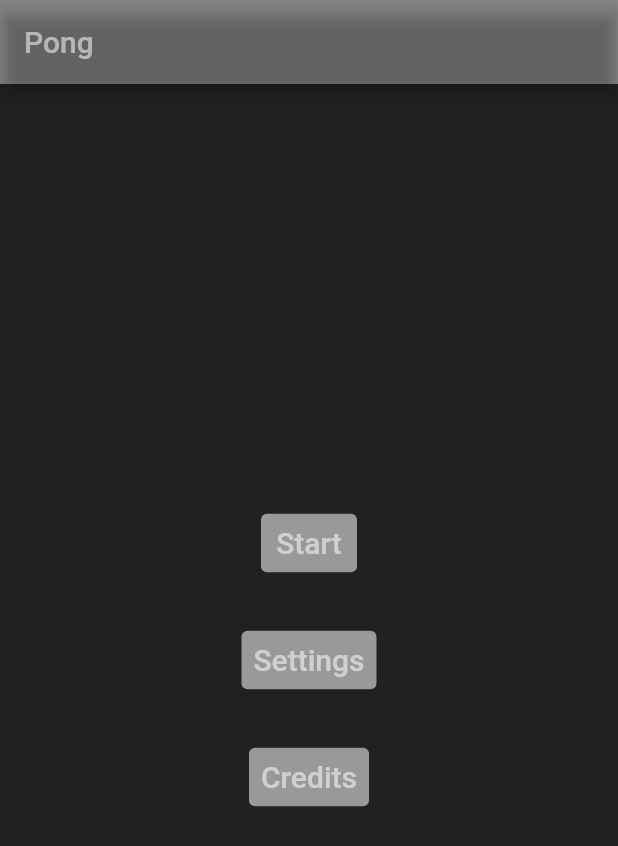
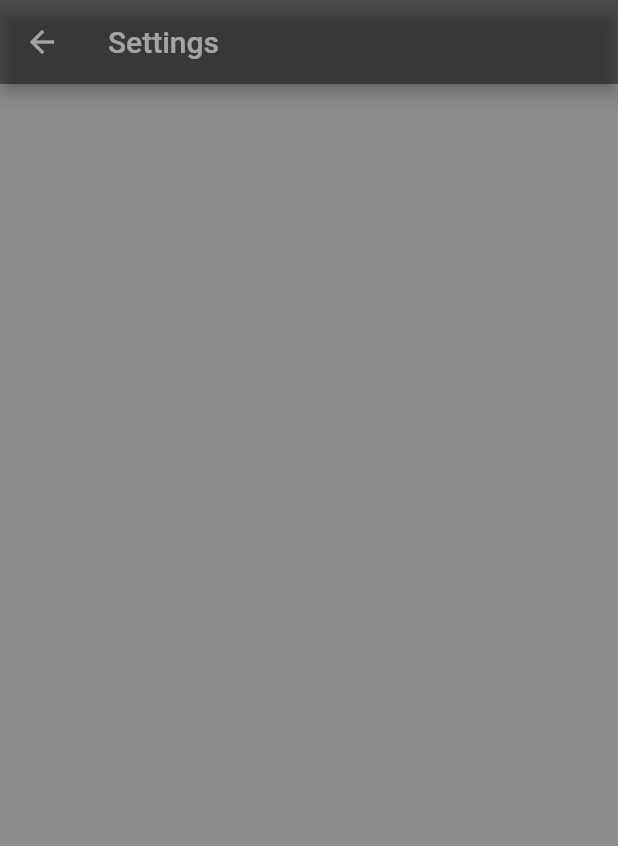
Before and after one commit to Parzival123-321/mobile_dino_run, a Flutter app: the screen it shows after launch, after a tap on "Settings", on a phone screen of 412 x 824 dp. Shown: the top 846 px of the screen. Run offline on Flutter 3.47's test engine with Material 2 defaults, Android fonts, the phone set to English and light mode, and no system bars.

Commit message:
settings page and navigation possible

```diff
--- a/lib/credits.dart
+++ b/lib/credits.dart
@@ -15,9 +15,9 @@ class CreditScreenState extends State<CreditScreen> {
         backgroundColor: Colors.black45,
         foregroundColor: Colors.white54,
       ),
-      backgroundColor: Colors.black87,
+      backgroundColor: Colors.black45,
       body: const Center(
-        child: Text('Mohaned Al-jabori', style: TextStyle(
+        child: Text('Made By: \n\nMohaned Al-jabori', style: TextStyle(
           fontSize: 18.0,
           color: Colors.white54
         ),
--- a/lib/homepage.dart
+++ b/lib/homepage.dart
@@ -1,5 +1,6 @@
 import 'package:flutter/material.dart';
 import './credits.dart';
+import './settings.dart';
 
 class HomePage extends StatefulWidget {
   @override
@@ -48,7 +49,7 @@ class HomePageState extends State<HomePage> {
     }
 
     return Scaffold(
-        backgroundColor: Colors.black87,
+        backgroundColor: Colors.black45,
         body: Center(
           child: Column(mainAxisSize: MainAxisSize.min, children: <Widget>[
             Container(
@@ -78,7 +79,12 @@ class HomePageState extends State<HomePage> {
                         MaterialStateProperty.resolveWith(getBackgroundColor),
                     foregroundColor:
                         MaterialStateProperty.resolveWith(getForegroundColor)),
-                onPressed: () {},
+                onPressed: () {
+                  Navigator.push(
+                    context,
+                    MaterialPageRoute(builder: (context) => Settings()),
+                  );
+                },
               ),
             ),
             Container(
--- /dev/null
+++ b/lib/settings.dart
@@ -0,0 +1,21 @@
+import 'package:flutter/material.dart';
+
+class Settings extends StatefulWidget {
+  @override
+  SettingsState createState() => SettingsState();
+}
+
+class SettingsState extends State<Settings> {
+
+  @override
+  Widget build(BuildContext context) {
+    return Scaffold(
+      appBar: AppBar(
+        title: const Text('Settings'),
+        backgroundColor: Colors.black45,
+        foregroundColor: Colors.white54,
+      ),
+      backgroundColor: Colors.black45,
+    );
+  }
+}
```
